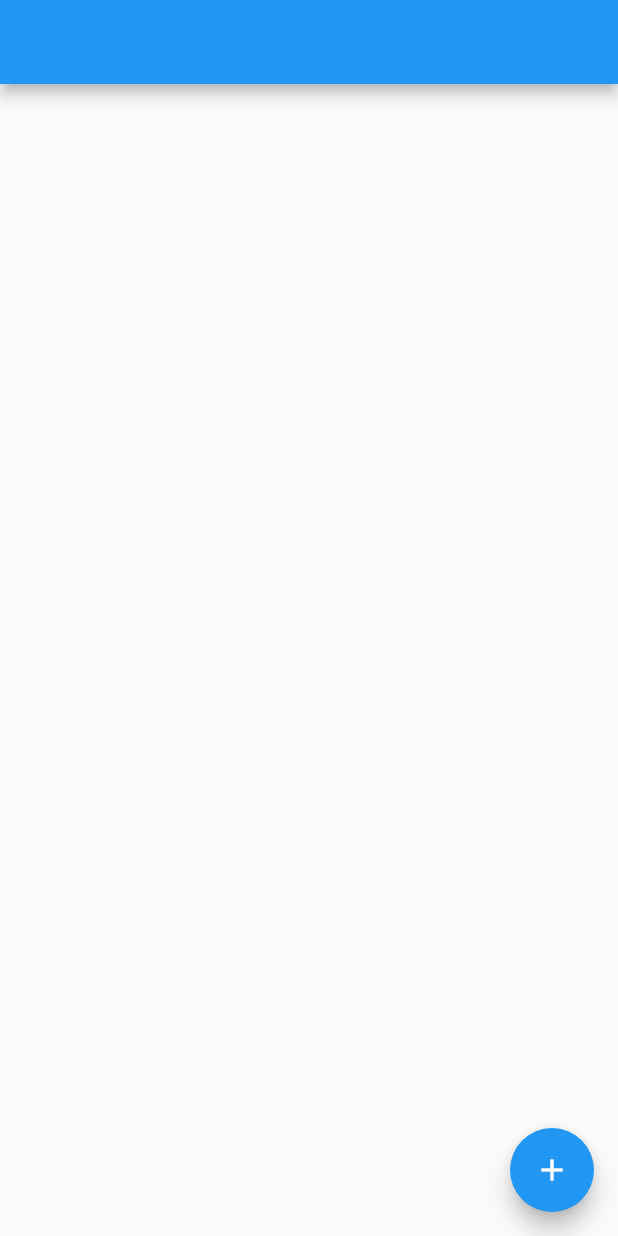
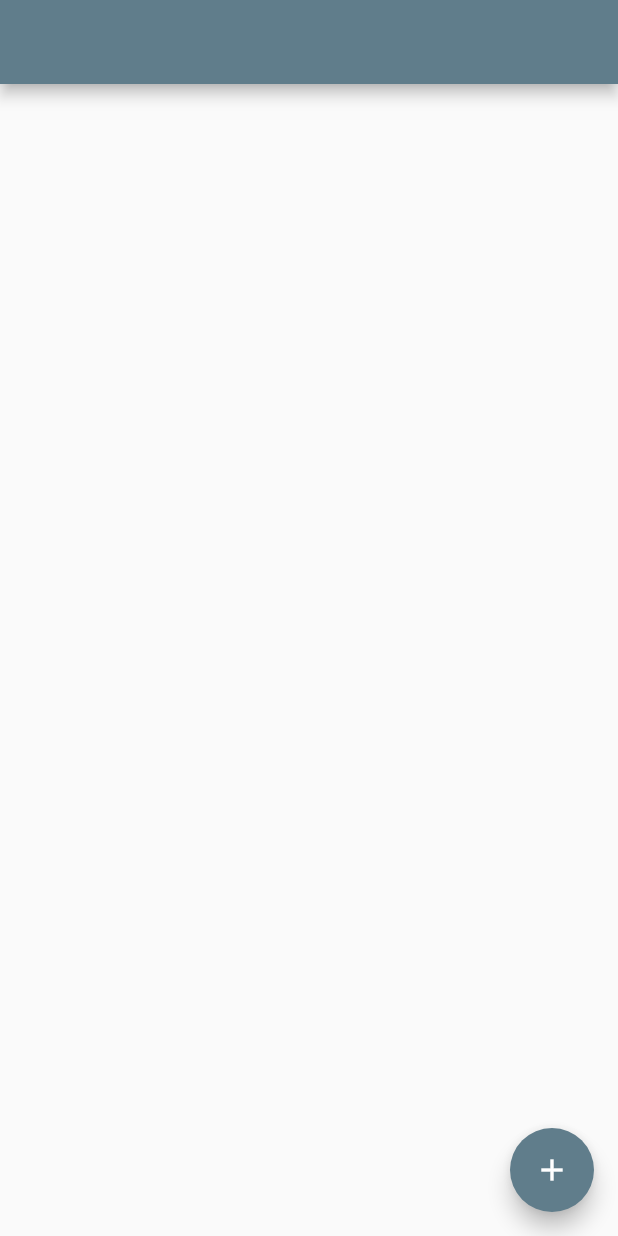
Before and after one commit to anthonypena97/flutter-graphql, a Flutter app: the screen it shows after launch, on a phone screen of 412 x 824 dp. Run offline on Flutter 3.47's test engine with Material 2 defaults, Android fonts, the phone set to English and light mode, and no system bars; our stand-ins replace graphql_flutter; missing offline and left inert: connectivity_plus_web.

Commit message:
refractor: moved home_screen to serperate file

```diff
--- a/client/lib/main.dart
+++ b/client/lib/main.dart
@@ -1,4 +1,5 @@
 import 'package:flutter/material.dart';
+import 'package:flutter_graphql/views/home_screen.dart';
 import 'package:graphql_flutter/graphql_flutter.dart';
 
 void  main() async {
@@ -27,13 +28,22 @@ class MyApp extends StatelessWidget {
 
   @override
   Widget build(BuildContext context) {
+    var theme = Theme.of(context).textTheme;
     return GraphQLProvider(
       client: client,
       child: CacheProvider(
         child: MaterialApp(
+          debugShowCheckedModeBanner: false,
           title: 'Flutter Demo',
           theme: ThemeData(
-            primarySwatch: Colors.blue,
+            primarySwatch: Colors.blueGrey,
+            visualDensity: VisualDensity.adaptivePlatformDensity,
+            textTheme: theme,
+            appBarTheme: AppBarTheme(
+              iconTheme: const IconThemeData(color: Colors.black87),
+              // ignore: deprecated_member_use
+              textTheme: theme,
+            )
           ),
           home: const HomeScreen()
         ),
@@ -41,34 +51,3 @@ class MyApp extends StatelessWidget {
     );
   }
 }
-
-class HomeScreen extends StatefulWidget{
-  const HomeScreen({Key? key}) : super(key: key);
-
-  @override
-  // ignore: library_private_types_in_public_api
-  _HomeScreenState createState() => _HomeScreenState();
-}
-
-class _HomeScreenState extends State<HomeScreen>{
-
-  @override
-  Widget build(BuildContext context){
-    return Scaffold(
-      appBar: AppBar(
-        title: const Text(''),
-      ),
-      body: Center(
-        child: Column(
-          mainAxisAlignment: MainAxisAlignment.center,
-          children: const <Widget>[],
-        ),
-      ),
-      floatingActionButton: const FloatingActionButton(
-        onPressed: null,
-        tooltip: 'Increment',
-        child: Icon(Icons.add),
-      ),
-    );
-  }
-}
--- /dev/null
+++ b/client/lib/views/home_screen.dart
@@ -0,0 +1,32 @@
+import 'package:flutter/material.dart';
+
+class HomeScreen extends StatefulWidget{
+  const HomeScreen({Key? key}) : super(key: key);
+
+  @override
+  // ignore: library_private_types_in_public_api
+  _HomeScreenState createState() => _HomeScreenState();
+}
+
+class _HomeScreenState extends State<HomeScreen>{
+
+  @override
+  Widget build(BuildContext context){
+    return Scaffold(
+      appBar: AppBar(
+        title: const Text(''),
+      ),
+      body: Center(
+        child: Column(
+          mainAxisAlignment: MainAxisAlignment.center,
+          children: const <Widget>[],
+        ),
+      ),
+      floatingActionButton: const FloatingActionButton(
+        onPressed: null,
+        tooltip: 'Increment',
+        child: Icon(Icons.add),
+      ),
+    );
+  }
+}
```
